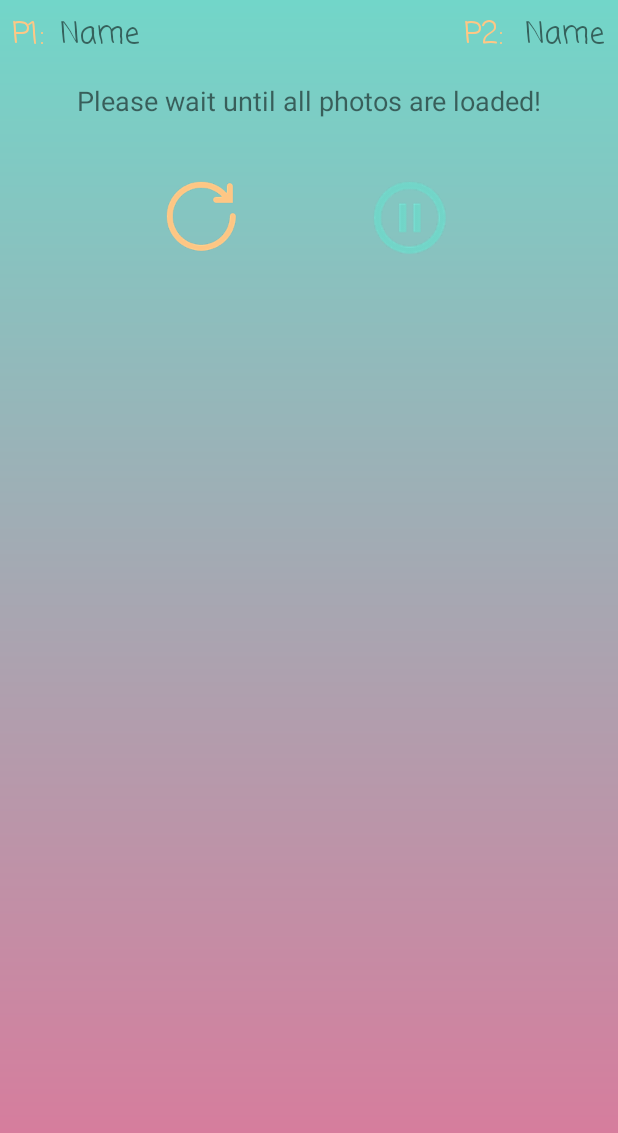
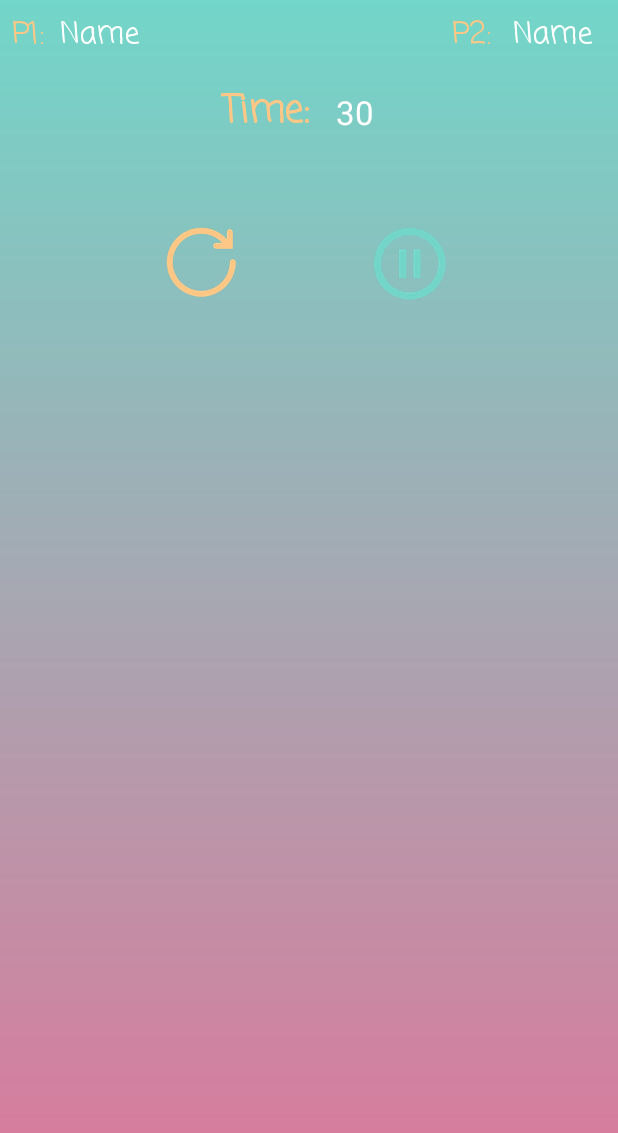
Before and after one commit to AurelaJasiqi/memory_game, an Android app: the screen it shows after launch (MainActivity), after a tap on "MULTI PLAYER", on a phone screen of 412 x 824 dp. Shown: the top 1133 px of the screen. Run offline under Robolectric (Android 15) with nearby library versions, the phone set to English and light mode, and no system bars; our stand-ins replace data binding; libraries missing offline, so code that uses them is left out: cn.pedant, com.addisonelliott.segmentedbutton, com.crowdfire.cfalertdialog, es.dmoral.toasty; 6 statements that could not run were skipped.

Commit message:
quick fix

```diff
--- a/app/src/main/java/com/tenton/memorygame/architecture/adapters/MultiPlayerAdapter.java
+++ b/app/src/main/java/com/tenton/memorygame/architecture/adapters/MultiPlayerAdapter.java
@@ -1,34 +1,14 @@
 package com.tenton.memorygame.architecture.adapters;
 
-import android.animation.Animator;
-import android.animation.AnimatorListenerAdapter;
-import android.animation.ObjectAnimator;
 import android.content.Context;
-import android.graphics.Bitmap;
-import android.graphics.drawable.BitmapDrawable;
-import android.graphics.drawable.Drawable;
 import android.os.CountDownTimer;
-import android.util.Log;
 import android.view.LayoutInflater;
 import android.view.View;
 import android.view.ViewGroup;
-import android.view.animation.AccelerateDecelerateInterpolator;
-import android.view.animation.DecelerateInterpolator;
 import android.widget.ImageView;
-
 import androidx.annotation.NonNull;
-import androidx.annotation.Nullable;
 import androidx.cardview.widget.CardView;
 import androidx.recyclerview.widget.RecyclerView;
-
-import com.bumptech.glide.Glide;
-import com.bumptech.glide.load.DataSource;
-import com.bumptech.glide.load.engine.DiskCacheStrategy;
-import com.bumptech.glide.load.engine.GlideException;
-import com.bumptech.glide.request.RequestListener;
-import com.bumptech.glide.request.target.CustomTarget;
-import com.bumptech.glide.request.target.Target;
-import com.bumptech.glide.request.transition.Transition;
 import com.tenton.memorygame.Modules.GlideApp;
 import com.tenton.memorygame.R;
 import com.tenton.memorygame.architecture.models.ImageResponse;
@@ -45,6 +25,9 @@ public class MultiPlayerAdapter extends RecyclerView.Adapter<MultiPlayerAdapter.
     int photoTag;
     CardView crv;
     CountDownTimer countDownTimer;
+
+    Boolean playerOne=true;
+    Boolean playerTwo=false;
 
 
     public MultiPlayerAdapter(List<ImageResponse> imageResponseMultiPlayer, Context context) {
@@ -168,4 +151,15 @@ public class MultiPlayerAdapter extends RecyclerView.Adapter<MultiPlayerAdapter.
 
             }
         }
+
+        public void playerTurn(){
+        if(playerOne == true && playerTwo ==  false){
+            playerOne = false;
+            playerTwo = true;
+        }else if(playerOne == false && playerTwo == true){
+            playerOne = true;
+            playerTwo = false;
+        }
+        }
+
     }
--- a/app/src/main/java/com/tenton/memorygame/architecture/fragments/MultiPlayer.java
+++ b/app/src/main/java/com/tenton/memorygame/architecture/fragments/MultiPlayer.java
@@ -1,34 +1,19 @@
 package com.tenton.memorygame.architecture.fragments;
 
 import androidx.databinding.DataBindingUtil;
-import androidx.lifecycle.Observer;
 import androidx.lifecycle.ViewModelProviders;
-
 import android.content.res.Resources;
-import android.graphics.drawable.Drawable;
 import android.os.Bundle;
-
 import androidx.annotation.NonNull;
 import androidx.annotation.Nullable;
 import androidx.fragment.app.Fragment;
 import androidx.recyclerview.widget.GridLayoutManager;
-import androidx.swiperefreshlayout.widget.SwipeRefreshLayout;
-
 import android.os.CountDownTimer;
-import android.util.Log;
 import android.view.LayoutInflater;
 import android.view.View;
 import android.view.ViewGroup;
 import android.widget.Toast;
-
-import com.bumptech.glide.Glide;
-import com.bumptech.glide.load.DataSource;
-import com.bumptech.glide.load.engine.DiskCacheStrategy;
-import com.bumptech.glide.load.engine.GlideException;
-import com.bumptech.glide.request.RequestListener;
-import com.bumptech.glide.request.target.Target;
 import com.tenton.memorygame.architecture.adapters.MultiPlayerAdapter;
-import com.tenton.memorygame.architecture.adapters.SinglePlayerAdapter;
 import com.tenton.memorygame.architecture.models.ImageResponse;
 import com.tenton.memorygame.architecture.viewmodels.MultiPlayerViewModel;
 import com.tenton.memorygame.R;
@@ -53,7 +38,7 @@ public class MultiPlayer extends Fragment {
     private MultiPlayerAdapter adapterMultiPlayer;
     private CountDownTimer countDownTimer;
     private NetworkUtil networkUtil;
-
+    private Fragment frg = null;
 
     List<ImageResponse> imageResponseMultiPlayer = new ArrayList<>();
 
@@ -75,18 +60,9 @@ public class MultiPlayer extends Fragment {
         animal=MultiPlayerArgs.fromBundle(getArguments()).getAnimalMultiPlayer();
         mViewModel = ViewModelProviders.of(this, new MultiPlayerViewmodelFactory(animal)).get(MultiPlayerViewModel.class);
         binding.setViewModel(mViewModel);
-        countDownTimer = new CountDownTimer(3000, 1000) {
-            @Override
-            public void onTick(long millisUntilFinished) {
-                Long timeInSeconds = TimeUnit.MILLISECONDS.toSeconds(millisUntilFinished);
-                binding.tvTimer.setText(timeInSeconds.toString());
-            }
+       mViewModel.setUpTimer();
 
-            @Override
-            public void onFinish() {
-                SweetAlertDialogWarning();
-            }
-        };
+
 
         networkUtil=new NetworkUtil(getContext());
         if(!networkUtil.isConnected()){
@@ -94,10 +70,12 @@ public class MultiPlayer extends Fragment {
             addPhotos();
             setAdapter();
             Collections.shuffle(imageResponseMultiPlayer);
-            countDownTimer.start();
+            onLoadTimer();
+            mViewModel.startTimer();
         }else {
             onLoad();
         }
+
     }
 
     private void onLoad(){
@@ -105,8 +83,10 @@ public class MultiPlayer extends Fragment {
             imageResponseMultiPlayer.addAll(newResponse);
             setAdapter();
             Collections.shuffle(imageResponseMultiPlayer);
-            countDownTimer.start();
+            mViewModel.startTimer();
         });
+
+        onLoadTimer();
     }
 
     public void setAdapter() {
@@ -147,16 +127,27 @@ public class MultiPlayer extends Fragment {
                     @Override
                     public void onClick(SweetAlertDialog sDialog) {
                         sDialog.dismissWithAnimation();
+                       Toast.makeText(getContext(),"Try again pressed!",Toast.LENGTH_SHORT).show();
                     }
                 })
                 .setCancelButton("Cancel", new SweetAlertDialog.OnSweetClickListener() {
                     @Override
                     public void onClick(SweetAlertDialog sDialog) {
                         sDialog.dismissWithAnimation();
-                        getActivity().finish();
+                        getActivity().onBackPressed();
                     }
                 })
                 .show();
     }
 
+    public void onLoadTimer(){
+        mViewModel.timeUntilFinished.observe(this,timeLeft ->{
+            binding.tvTime.setVisibility(View.VISIBLE);
+            binding.tvTimer.setText(timeLeft.toString());
+        });
+        mViewModel.gameOver.observe(this,gameOver ->{
+            SweetAlertDialogWarning();
+        });
+    }
+
         }
--- a/app/src/main/java/com/tenton/memorygame/architecture/viewmodels/MultiPlayerViewModel.java
+++ b/app/src/main/java/com/tenton/memorygame/architecture/viewmodels/MultiPlayerViewModel.java
@@ -1,4 +1,6 @@
 package com.tenton.memorygame.architecture.viewmodels;
+
+import android.os.CountDownTimer;
 
 import androidx.lifecycle.MutableLiveData;
 import androidx.lifecycle.ViewModel;
@@ -7,9 +9,15 @@ import com.tenton.memorygame.architecture.models.ImageResponse;
 import com.tenton.memorygame.architecture.repositories.ImagesRepository;
 
 import java.util.List;
+import java.util.concurrent.TimeUnit;
 
 public class MultiPlayerViewModel extends ViewModel {
     public MutableLiveData<List<ImageResponse>> multiPlayerListDataResponse;
+    public CountDownTimer countDownTimer;
+    public  MutableLiveData<Long> timeUntilFinished=new MutableLiveData<>();
+    public MutableLiveData<Boolean> gameOver=new MutableLiveData<>();
+    public int player1Points = 0;
+    public int player2Points = 0;
 
     private ImagesRepository imagesRepository;
 
@@ -19,10 +27,25 @@ public class MultiPlayerViewModel extends ViewModel {
         if (imagesRepository != null) {
             return;
         }
-
         imagesRepository = ImagesRepository.getInstance();
         multiPlayerListDataResponse = imagesRepository.getResponse(animal);
+    }
 
+    public void setUpTimer(){
+        countDownTimer=new CountDownTimer(30000,1000){
+            @Override
+            public void onTick(long millisUntilFinished) {
+                timeUntilFinished.setValue(TimeUnit.MILLISECONDS.toSeconds(millisUntilFinished));
+            }
+
+            @Override
+            public void onFinish() {
+                gameOver.setValue(false);
+            }
+        };
+    }
+    public void startTimer(){
+        countDownTimer.start();
     }
 
 }
--- a/app/src/main/res/layout/multi_player_fragment.xml
+++ b/app/src/main/res/layout/multi_player_fragment.xml
@@ -56,6 +56,7 @@
                         android:layout_marginTop="8dp"
                         android:fontFamily="casual"
                         android:text="Name "
+                        android:textColor="@color/white"
                         android:textSize="20sp"
                         app:layout_constraintLeft_toLeftOf="@+id/tv_playerOne"
                         app:layout_constraintTop_toTopOf="parent" />
@@ -65,7 +66,7 @@
                         android:layout_width="wrap_content"
                         android:layout_height="wrap_content"
                         android:layout_marginTop="8dp"
-                        android:layout_marginEnd="8dp"
+                        android:layout_marginRight="8dp"
                         android:fontFamily="casual"
                         android:text="P2: "
                         android:textColor="@color/yellow"
@@ -82,53 +83,71 @@
                         android:fontFamily="casual"
                         android:text="Name"
                         android:textSize="20sp"
-                        app:layout_constraintEnd_toEndOf="parent"
+                        android:textColor="@color/white"
+                        app:layout_constraintEnd_toStartOf="@+id/tv_p2Points"
                         app:layout_constraintStart_toStartOf="@+id/tv_playerTwo"
                         app:layout_constraintTop_toTopOf="parent" />
 
+                    <androidx.constraintlayout.widget.ConstraintLayout
+                        android:layout_width="wrap_content"
+                        android:layout_height="wrap_content"
+                        android:layout_marginEnd="8dp"
+                        app:layout_constraintEnd_toEndOf="parent"
+                        app:layout_constraintStart_toStartOf="parent"
+                        app:layout_constraintTop_toBottomOf="@+id/tv_secondPlayer_name">
+
+                        <TextView
+                            android:id="@+id/tv_time"
+                            android:layout_width="wrap_content"
+                            android:layout_height="wrap_content"
+                            android:layout_marginTop="16dp"
+                            android:layout_marginEnd="8dp"
+                            android:layout_marginBottom="16dp"
+                            android:fontFamily="casual"
+                            android:gravity="right"
+                            android:paddingRight="10dp"
+                            android:text="Time:"
+                            android:textColor="@color/yellow"
+                            android:textSize="25dp"
+                            android:textStyle="bold"
+                            app:layout_constraintBottom_toBottomOf="parent"
+                            app:layout_constraintEnd_toStartOf="@+id/tv_timer"
+                            app:layout_constraintStart_toStartOf="parent"
+                            app:layout_constraintTop_toTopOf="parent" />
+
+                        <TextView
+                            android:id="@+id/tv_timer"
+                            android:layout_width="wrap_content"
+                            android:layout_height="wrap_content"
+                            android:layout_marginEnd="8dp"
+                            android:text="30"
+                            android:textColor="@color/white"
+                            android:textSize="22sp"
+                            app:layout_constraintBottom_toBottomOf="@+id/tv_time"
+                            app:layout_constraintEnd_toEndOf="parent"
+                            app:layout_constraintTop_toTopOf="@+id/tv_time" />
+                    </androidx.constraintlayout.widget.ConstraintLayout>
+
                     <TextView
-                        android:id="@+id/tv_timer"
+                        android:id="@+id/tv_p1Points"
                         android:layout_width="wrap_content"
                         android:layout_height="wrap_content"
                         android:layout_marginStart="8dp"
-                        android:layout_marginTop="16dp"
+                        android:textColor="@color/yellow"
+                        app:layout_constraintBottom_toBottomOf="@+id/tv_firstPlayer_name"
+                        app:layout_constraintStart_toEndOf="@+id/tv_firstPlayer_name"
+                        app:layout_constraintTop_toTopOf="@+id/tv_firstPlayer_name" />
+
+                    <TextView
+                        android:id="@+id/tv_p2Points"
+                        android:layout_width="wrap_content"
+                        android:layout_height="wrap_content"
                         android:layout_marginEnd="8dp"
-                        android:text="Please wait until all photos are loaded!"
-                        android:textSize="18sp"
+                        android:textColor="@color/yellow"
+                        app:layout_constraintBottom_toBottomOf="@+id/tv_secondPlayer_name"
                         app:layout_constraintEnd_toEndOf="parent"
-                        app:layout_constraintStart_toStartOf="parent"
-                        app:layout_constraintTop_toBottomOf="@+id/tv_playerTwo" />
-
-                    <!--<TextView-->
-                    <!--android:layout_width="match_parent"-->
-                    <!--android:layout_height="37dp"-->
-                    <!--android:layout_marginTop="8dp"-->
-                    <!--android:layout_marginEnd="8dp"-->
-                    <!--android:layout_weight="1"-->
-                    <!--android:fontFamily="casual"-->
-                    <!--android:gravity="right"-->
-                    <!--android:paddingRight="10dp"-->
-                    <!--android:text="Time:"-->
-                    <!--android:textColor="@color/yellow"-->
-                    <!--android:textSize="25dp"-->
-                    <!--android:textStyle="bold"-->
-                    <!--app:layout_constraintEnd_toEndOf="@+id/time"-->
-                    <!--app:layout_constraintStart_toStartOf="@+id/time"-->
-                    <!--app:layout_constraintTop_toTopOf="@+id/time" />-->
-
-                    <!--<TextView-->
-                    <!--android:id="@+id/time"-->
-                    <!--android:layout_width="match_parent"-->
-                    <!--android:layout_height="match_parent"-->
-                    <!--android:layout_weight="1"-->
-                    <!--android:fontFamily="sans-serif-smallcaps"-->
-                    <!--android:paddingTop="3dp"-->
-                    <!--android:text="Time:"-->
-                    <!--android:textColor="@color/white"-->
-                    <!--android:textSize="27dp" />-->
-
-
-                </androidx.constraintlayout.widget.ConstraintLayout>
+                        app:layout_constraintTop_toTopOf="@+id/tv_secondPlayer_name" />
+                 </androidx.constraintlayout.widget.ConstraintLayout>
 
 
                 <androidx.recyclerview.widget.RecyclerView
@@ -176,6 +195,7 @@
                         app:layout_constraintEnd_toEndOf="parent"
                         app:layout_constraintStart_toEndOf="@+id/new_game"
                         app:layout_constraintTop_toTopOf="parent" />
+
                 </androidx.constraintlayout.widget.ConstraintLayout>
             </androidx.constraintlayout.widget.ConstraintLayout>
         </FrameLayout>
```
